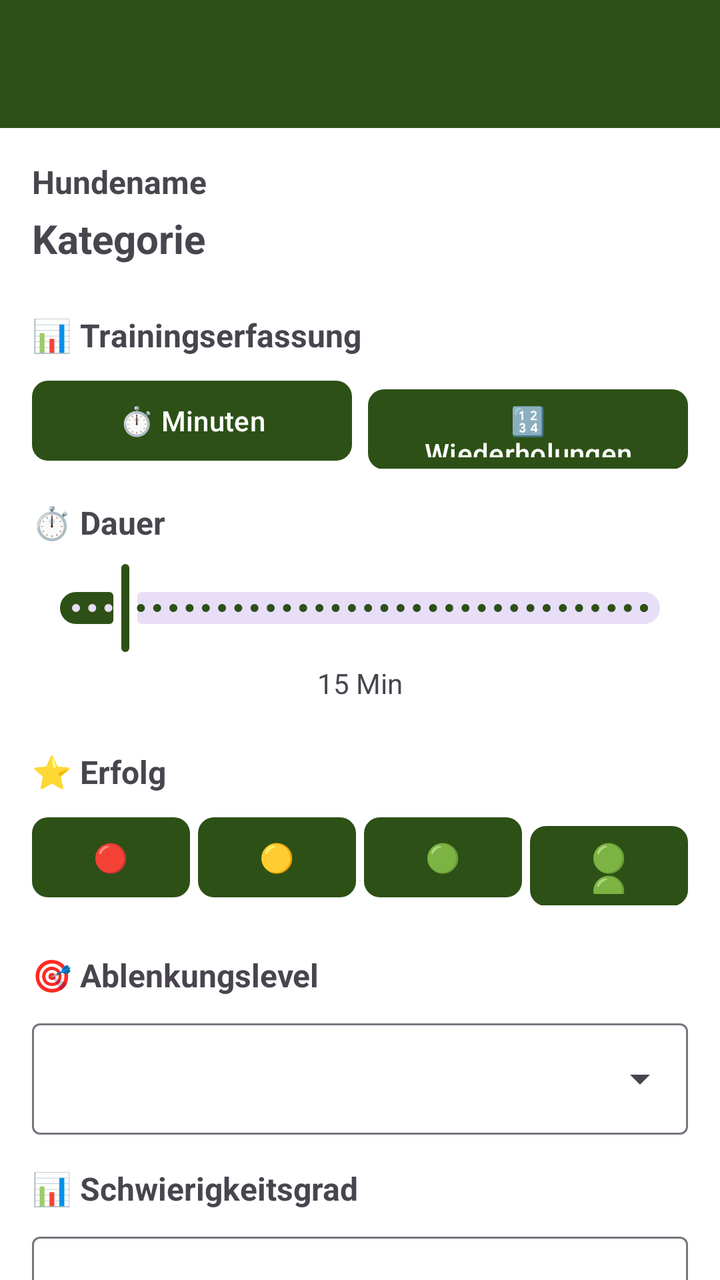
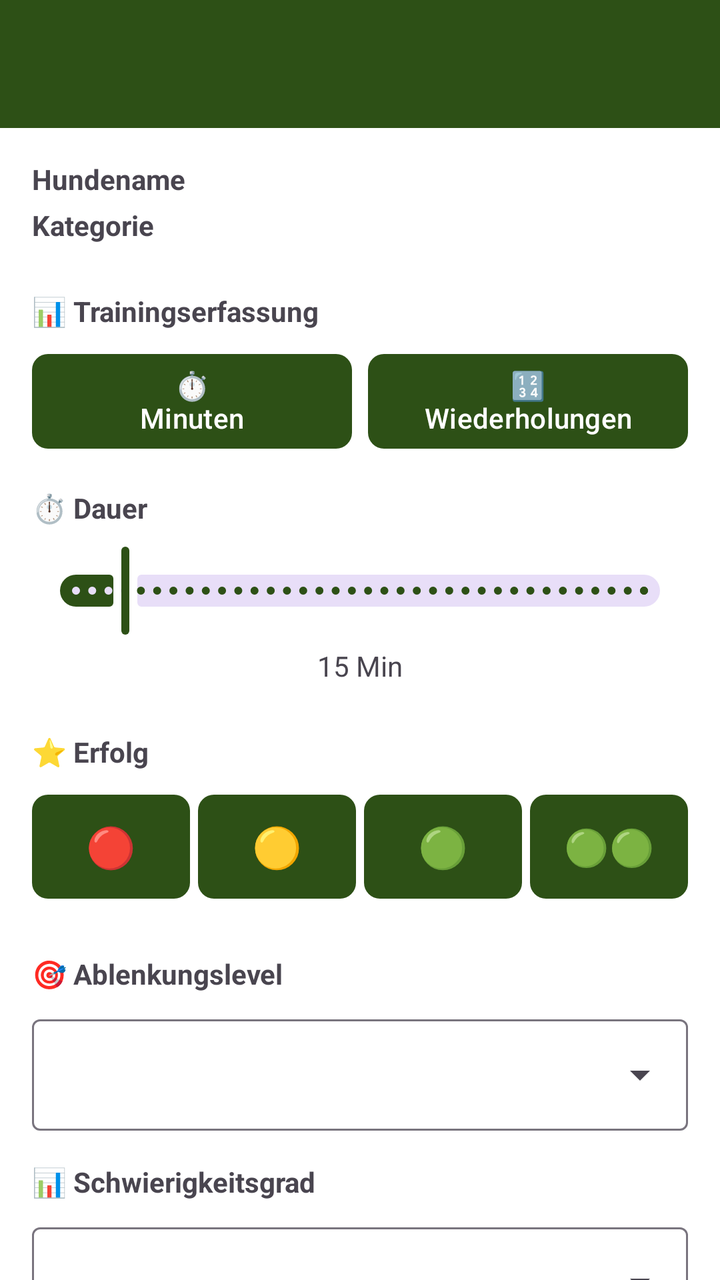

Screens rendered from an Android XML layout before and after an edit, with the pre-edit source and the edit as a unified diff.
<!-- AndroidManifest.xml: activity theme Theme.HundeWildnis -->
<!-- res/layout/activity_add_session.xml -->
<?xml version="1.0" encoding="utf-8"?>
<androidx.coordinatorlayout.widget.CoordinatorLayout
    xmlns:android="http://schemas.android.com/apk/res/android"
    xmlns:app="http://schemas.android.com/apk/res-auto"
    android:layout_width="match_parent"
    android:layout_height="match_parent">

    <com.google.android.material.appbar.AppBarLayout
        android:layout_width="match_parent"
        android:layout_height="wrap_content"
        android:fitsSystemWindows="true">

        <androidx.appcompat.widget.Toolbar
            android:id="@+id/toolbar"
            android:layout_width="match_parent"
            android:layout_height="?attr/actionBarSize"
            android:background="?attr/colorPrimary"
            app:titleTextColor="#FFFFFF" />
    </com.google.android.material.appbar.AppBarLayout>

    <androidx.core.widget.NestedScrollView
        android:layout_width="match_parent"
        android:layout_height="match_parent"
        android:fillViewport="true"
        app:layout_behavior="@string/appbar_scrolling_view_behavior"
        android:paddingBottom="80dp"
        android:clipToPadding="false">

        <LinearLayout
            android:layout_width="match_parent"
            android:layout_height="wrap_content"
            android:orientation="vertical"
            android:padding="16dp">

            
            <TextView
                android:id="@+id/tvDogName"
                android:layout_width="match_parent"
                android:layout_height="wrap_content"
                android:text="Hundename"
                android:textSize="16sp"
                android:textStyle="bold"
                android:layout_marginBottom="4dp" />

            <TextView
                android:id="@+id/tvCategoryName"
                android:layout_width="match_parent"
                android:layout_height="wrap_content"
                android:text="Kategorie"
                android:textSize="20sp"
                android:textStyle="bold"
                android:layout_marginBottom="24dp" />

            
            
            

            <TextView
                android:layout_width="match_parent"
                android:layout_height="wrap_content"
                android:text="📊 Trainingserfassung"
                android:textSize="16sp"
                android:textStyle="bold"
                android:layout_marginBottom="8dp" />

            <LinearLayout
                android:layout_width="match_parent"
                android:layout_height="wrap_content"
                android:orientation="horizontal"
                android:layout_marginBottom="16dp"
                android:weightSum="2">

                <com.google.android.material.button.MaterialButton
                    android:id="@+id/btnMeasurementTime"
                    android:layout_width="0dp"
                    android:layout_height="48dp"
                    android:layout_weight="1"
                    android:layout_marginEnd="4dp"
                    android:text="⏱️ Minuten"
                    android:textSize="14sp"
                    app:cornerRadius="8dp"
                    style="@style/Widget.Material3.Button" />

                <com.google.android.material.button.MaterialButton
                    android:id="@+id/btnMeasurementReps"
                    android:layout_width="0dp"
                    android:layout_height="48dp"
                    android:layout_weight="1"
                    android:layout_marginStart="4dp"
                    android:text="🔢 Wiederholungen"
                    android:textSize="14sp"
                    app:cornerRadius="8dp"
                    style="@style/Widget.Material3.Button" />

            </LinearLayout>

            
            
            

            <TextView
                android:id="@+id/tvDurationLabel"
                android:layout_width="match_parent"
                android:layout_height="wrap_content"
                android:text="⏱️ Dauer"
                android:textSize="16sp"
                android:textStyle="bold"
                android:layout_marginBottom="8dp" />

            <com.google.android.material.slider.Slider
                android:id="@+id/sliderDuration"
                android:layout_width="match_parent"
                android:layout_height="wrap_content"
                android:valueFrom="5"
                android:valueTo="120"
                android:value="15"
                android:stepSize="1"
                android:layout_marginBottom="4dp" />

            <TextView
                android:id="@+id/tvDurationValue"
                android:layout_width="match_parent"
                android:layout_height="wrap_content"
                android:text="15 Min"
                android:textSize="14sp"
                android:textAlignment="center"
                android:layout_marginBottom="24dp" />

            
            <TextView
                android:layout_width="match_parent"
                android:layout_height="wrap_content"
                android:text="⭐ Erfolg"
                android:textSize="16sp"
                android:textStyle="bold"
                android:layout_marginBottom="8dp" />

            <LinearLayout
                android:layout_width="match_parent"
                android:layout_height="wrap_content"
                android:orientation="horizontal"
                android:layout_marginBottom="24dp"
                android:weightSum="4">

                <com.google.android.material.button.MaterialButton
                    android:id="@+id/btnSuccess1"
                    android:layout_width="0dp"
                    android:layout_height="48dp"
                    android:layout_weight="1"
                    android:layout_marginEnd="4dp"
                    android:text="🔴"
                    app:cornerRadius="8dp" />

                <com.google.android.material.button.MaterialButton
                    android:id="@+id/btnSuccess2"
                    android:layout_width="0dp"
                    android:layout_height="48dp"
                    android:layout_weight="1"
                    android:layout_marginEnd="4dp"
                    android:text="🟡"
                    app:cornerRadius="8dp" />

                <com.google.android.material.button.MaterialButton
                    android:id="@+id/btnSuccess3"
                    android:layout_width="0dp"
                    android:layout_height="48dp"
                    android:layout_weight="1"
                    android:layout_marginEnd="4dp"
                    android:text="🟢"
                    app:cornerRadius="8dp" />

                <com.google.android.material.button.MaterialButton
                    android:id="@+id/btnSuccess4"
                    android:layout_width="0dp"
                    android:layout_height="48dp"
                    android:layout_weight="1"
                    android:text="🟢🟢"
                    app:cornerRadius="8dp" />

            </LinearLayout>

            
            <TextView
                android:layout_width="match_parent"
                android:layout_height="wrap_content"
                android:text="🎯 Ablenkungslevel"
                android:textSize="16sp"
                android:textStyle="bold"
                android:layout_marginBottom="8dp" />

            <com.google.android.material.textfield.TextInputLayout
                android:layout_width="match_parent"
                android:layout_height="wrap_content"
                android:layout_marginBottom="16dp"
                style="@style/Widget.Material3.TextInputLayout.OutlinedBox.ExposedDropdownMenu">

                <AutoCompleteTextView
                    android:id="@+id/spinnerDistraction"
                    android:layout_width="match_parent"
                    android:layout_height="wrap_content"
                    android:inputType="none" />

            </com.google.android.material.textfield.TextInputLayout>

            
            <TextView
                android:layout_width="match_parent"
                android:layout_height="wrap_content"
                android:text="📊 Schwierigkeitsgrad"
                android:textSize="16sp"
                android:textStyle="bold"
                android:layout_marginBottom="8dp" />

            <com.google.android.material.textfield.TextInputLayout
                android:layout_width="match_parent"
                android:layout_height="wrap_content"
                android:layout_marginBottom="24dp"
                style="@style/Widget.Material3.TextInputLayout.OutlinedBox.ExposedDropdownMenu">

                <AutoCompleteTextView
                    android:id="@+id/spinnerDifficulty"
                    android:layout_width="match_parent"
                    android:layout_height="wrap_content"
                    android:inputType="none" />

            </com.google.android.material.textfield.TextInputLayout>

            
            <TextView
                android:layout_width="match_parent"
                android:layout_height="wrap_content"
                android:text="🌤️ Optional: Bedingungen"
                android:textSize="16sp"
                android:textStyle="bold"
                android:layout_marginBottom="8dp" />

            <LinearLayout
                android:layout_width="match_parent"
                android:layout_height="wrap_content"
                android:orientation="horizontal"
                android:layout_marginBottom="8dp">

                <com.google.android.material.button.MaterialButton
                    android:id="@+id/btnFetchWeather"
                    style="@style/Widget.Material3.Button.OutlinedButton"
                    android:layout_width="0dp"
                    android:layout_height="wrap_content"
                    android:layout_weight="1"
                    android:layout_marginEnd="4dp"
                    android:text="☀️ Wetter abrufen"
                    android:textSize="12sp" />

                <com.google.android.material.button.MaterialButton
                    android:id="@+id/btnFetchGps"
                    style="@style/Widget.Material3.Button.OutlinedButton"
                    android:layout_width="0dp"
                    android:layout_height="wrap_content"
                    android:layout_weight="1"
                    android:layout_marginStart="4dp"
                    android:text="📍 GPS Standort"
                    android:textSize="12sp" />

            </LinearLayout>

            <TextView
                android:id="@+id/tvWeatherDisplay"
                android:layout_width="match_parent"
                android:layout_height="wrap_content"
                android:visibility="gone"
                android:textSize="12sp"
                android:padding="8dp"
                android:background="?attr/selectableItemBackground"
                android:layout_marginBottom="4dp" />

            <TextView
                android:id="@+id/tvGpsDisplay"
                android:layout_width="match_parent"
                android:layout_height="wrap_content"
                android:visibility="gone"
                android:textSize="12sp"
                android:padding="8dp"
                android:background="?attr/selectableItemBackground"
                android:layout_marginBottom="16dp" />

            
            <com.google.android.material.textfield.TextInputLayout
                android:layout_width="match_parent"
                android:layout_height="wrap_content"
                android:layout_marginBottom="8dp"
                android:hint="☀️ Wetter (optional)"
                style="@style/Widget.Material3.TextInputLayout.OutlinedBox.ExposedDropdownMenu">

                <AutoCompleteTextView
                    android:id="@+id/spinnerWeather"
                    android:layout_width="match_parent"
                    android:layout_height="wrap_content"
                    android:inputType="none" />

            </com.google.android.material.textfield.TextInputLayout>

            
            <com.google.android.material.textfield.TextInputLayout
                android:layout_width="match_parent"
                android:layout_height="wrap_content"
                android:layout_marginBottom="24dp"
                android:hint="📍 Ort (optional)"
                style="@style/Widget.Material3.TextInputLayout.OutlinedBox.ExposedDropdownMenu">

                <AutoCompleteTextView
                    android:id="@+id/spinnerLocation"
                    android:layout_width="match_parent"
                    android:layout_height="wrap_content"
                    android:inputType="none" />

            </com.google.android.material.textfield.TextInputLayout>

            
            <TextView
                android:layout_width="match_parent"
                android:layout_height="wrap_content"
                android:text="📝 Notizen"
                android:textSize="16sp"
                android:textStyle="bold"
                android:layout_marginBottom="8dp" />

            <com.google.android.material.textfield.TextInputLayout
                android:layout_width="match_parent"
                android:layout_height="wrap_content"
                android:layout_marginBottom="24dp"
                android:hint="Optional: Besonderheiten, Beobachtungen..."
                style="@style/Widget.Material3.TextInputLayout.OutlinedBox">

                <com.google.android.material.textfield.TextInputEditText
                    android:id="@+id/etNotes"
                    android:layout_width="match_parent"
                    android:layout_height="wrap_content"
                    android:minLines="3"
                    android:gravity="top|start"
                    android:inputType="textMultiLine|textCapSentences" />

            </com.google.android.material.textfield.TextInputLayout>

            
            <LinearLayout
                android:layout_width="match_parent"
                android:layout_height="wrap_content"
                android:orientation="horizontal"
                android:weightSum="2">

                <com.google.android.material.button.MaterialButton
                    android:id="@+id/btnCancel"
                    style="@style/Widget.Material3.Button.TextButton"
                    android:layout_width="0dp"
                    android:layout_height="wrap_content"
                    android:layout_weight="1"
                    android:layout_marginEnd="8dp"
                    android:text="Abbrechen" />

                <com.google.android.material.button.MaterialButton
                    android:id="@+id/btnSave"
                    android:layout_width="0dp"
                    android:layout_height="wrap_content"
                    android:layout_weight="1"
                    android:layout_marginStart="8dp"
                    android:text="Speichern"
                    app:cornerRadius="8dp" />

            </LinearLayout>

        </LinearLayout>
    </androidx.core.widget.NestedScrollView>

</androidx.coordinatorlayout.widget.CoordinatorLayout>
<!-- resources referenced by this layout -->
<resources>
  <style name="Base.Theme.HundeWildnis" parent="Theme.Material3.Light.NoActionBar">
          <item name="colorPrimary">#2d5016</item>
          <item name="colorPrimaryVariant">#1a3009</item>
          <item name="colorOnPrimary">#FFFFFF</item>
          <item name="colorSecondary">#6b8e4e</item>
          <item name="colorSecondaryVariant">#4a6135</item>
          <item name="colorOnSecondary">#000000</item>
          <item name="android:statusBarColor">?attr/colorPrimaryVariant</item>
  
          <item name="android:navigationBarColor">@android:color/transparent</item>
          <item name="android:windowLightStatusBar">true</item>
          <item name="android:windowLightNavigationBar">true</item>
          <item name="android:enforceNavigationBarContrast" tools:targetApi="q">false</item>
          <item name="android:enforceStatusBarContrast" tools:targetApi="q">false</item>
  
          
          <item name="colorAccent">#2d5016</item>
          <item name="android:textColorPrimary">#000000</item>
  
          
          <item name="materialAlertDialogTheme">@style/AlertDialogTheme</item>
  
          
          <item name="actionMenuTextColor">#FFFFFF</item>
  
          
          <item name="android:windowBackground">#FFFFFF</item>
          <item name="android:colorBackground">#FFFFFF</item>
      </style>
  <style name="AlertDialogTheme" parent="ThemeOverlay.Material3.MaterialAlertDialog">
          
          <item name="colorSurface">#FFFFFF</item>
  
          
          <item name="colorOnSurface">#000000</item>
          <item name="android:textColorPrimary">#000000</item>
  
          
          <item name="buttonBarPositiveButtonStyle">@style/DialogButtonStyle.Light</item>
          <item name="buttonBarNegativeButtonStyle">@style/DialogButtonStyle.Light</item>
          <item name="buttonBarNeutralButtonStyle">@style/DialogButtonStyle.Light</item>
      </style>
  <style name="DialogButtonStyle.Light" parent="Widget.Material3.Button.TextButton.Dialog">
          
          <item name="android:textColor">#2d5016</item>
  
          
          <item name="backgroundTint">@android:color/transparent</item>
  
          
          <item name="rippleColor">#332d5016</item>
      </style>
  <!-- unchanged entries left out for length: 1 -->
</resources>

<!-- the commit's change to res/layout/activity_add_session.xml (unified diff, before → after) -->
@@ -5,10 +5,10 @@
     android:layout_width="match_parent"
     android:layout_height="match_parent">
 
-    <com.google.android.material.appbar.AppBarLayout
+    <com.google.android.material.appbar.AppBarLayout android:id="@+id/appbar"
         android:layout_width="match_parent"
         android:layout_height="wrap_content"
-        android:fitsSystemWindows="true">
+        android:fitsSystemWindows="false">
 
         <androidx.appcompat.widget.Toolbar
             android:id="@+id/toolbar"
@@ -38,7 +38,7 @@
                 android:layout_width="match_parent"
                 android:layout_height="wrap_content"
                 android:text="Hundename"
-                android:textSize="16sp"
+                android:textSize="@dimen/text_body_medium"
                 android:textStyle="bold"
                 android:layout_marginBottom="4dp" />
 
@@ -47,7 +47,7 @@
                 android:layout_width="match_parent"
                 android:layout_height="wrap_content"
                 android:text="Kategorie"
-                android:textSize="20sp"
+                android:textSize="@dimen/text_body_medium"
                 android:textStyle="bold"
                 android:layout_marginBottom="24dp" />
 
@@ -59,7 +59,7 @@
                 android:layout_width="match_parent"
                 android:layout_height="wrap_content"
                 android:text="📊 Trainingserfassung"
-                android:textSize="16sp"
+                android:textSize="@dimen/text_body_medium"
                 android:textStyle="bold"
                 android:layout_marginBottom="8dp" />
 
@@ -73,22 +73,22 @@
                 <com.google.android.material.button.MaterialButton
                     android:id="@+id/btnMeasurementTime"
                     android:layout_width="0dp"
-                    android:layout_height="48dp"
-                    android:layout_weight="1"
-                    android:layout_marginEnd="4dp"
-                    android:text="⏱️ Minuten"
-                    android:textSize="14sp"
+                    android:layout_height="wrap_content"
+                    android:layout_weight="1"
+                    android:layout_marginEnd="4dp"
+                    android:text="⏱️\nMinuten"
+                    android:textSize="@dimen/text_body_medium"
                     app:cornerRadius="8dp"
                     style="@style/Widget.Material3.Button" />
 
                 <com.google.android.material.button.MaterialButton
                     android:id="@+id/btnMeasurementReps"
                     android:layout_width="0dp"
-                    android:layout_height="48dp"
+                    android:layout_height="wrap_content"
                     android:layout_weight="1"
                     android:layout_marginStart="4dp"
-                    android:text="🔢 Wiederholungen"
-                    android:textSize="14sp"
+                    android:text="🔢\nWiederholungen"
+                    android:textSize="@dimen/text_body_medium"
                     app:cornerRadius="8dp"
                     style="@style/Widget.Material3.Button" />
 
@@ -103,7 +103,7 @@
                 android:layout_width="match_parent"
                 android:layout_height="wrap_content"
                 android:text="⏱️ Dauer"
-                android:textSize="16sp"
+                android:textSize="@dimen/text_body_medium"
                 android:textStyle="bold"
                 android:layout_marginBottom="8dp" />
 
@@ -122,7 +122,7 @@
                 android:layout_width="match_parent"
                 android:layout_height="wrap_content"
                 android:text="15 Min"
-                android:textSize="14sp"
+                android:textSize="@dimen/text_body_medium"
                 android:textAlignment="center"
                 android:layout_marginBottom="24dp" />
 
@@ -131,7 +131,7 @@
                 android:layout_width="match_parent"
                 android:layout_height="wrap_content"
                 android:text="⭐ Erfolg"
-                android:textSize="16sp"
+                android:textSize="@dimen/text_body_medium"
                 android:textStyle="bold"
                 android:layout_marginBottom="8dp" />
 
@@ -145,7 +145,7 @@
                 <com.google.android.material.button.MaterialButton
                     android:id="@+id/btnSuccess1"
                     android:layout_width="0dp"
-                    android:layout_height="48dp"
+                    android:layout_height="wrap_content"
                     android:layout_weight="1"
                     android:layout_marginEnd="4dp"
                     android:text="🔴"
@@ -154,7 +154,7 @@
                 <com.google.android.material.button.MaterialButton
                     android:id="@+id/btnSuccess2"
                     android:layout_width="0dp"
-                    android:layout_height="48dp"
+                    android:layout_height="wrap_content"
                     android:layout_weight="1"
                     android:layout_marginEnd="4dp"
                     android:text="🟡"
@@ -163,7 +163,7 @@
                 <com.google.android.material.button.MaterialButton
                     android:id="@+id/btnSuccess3"
                     android:layout_width="0dp"
-                    android:layout_height="48dp"
+                    android:layout_height="wrap_content"
                     android:layout_weight="1"
                     android:layout_marginEnd="4dp"
                     android:text="🟢"
@@ -172,7 +172,7 @@
                 <com.google.android.material.button.MaterialButton
                     android:id="@+id/btnSuccess4"
                     android:layout_width="0dp"
-                    android:layout_height="48dp"
+                    android:layout_height="wrap_content"
                     android:layout_weight="1"
                     android:text="🟢🟢"
                     app:cornerRadius="8dp" />
@@ -184,7 +184,7 @@
                 android:layout_width="match_parent"
                 android:layout_height="wrap_content"
                 android:text="🎯 Ablenkungslevel"
-                android:textSize="16sp"
+                android:textSize="@dimen/text_body_medium"
                 android:textStyle="bold"
                 android:layout_marginBottom="8dp" />
 
@@ -207,7 +207,7 @@
                 android:layout_width="match_parent"
                 android:layout_height="wrap_content"
                 android:text="📊 Schwierigkeitsgrad"
-                android:textSize="16sp"
+                android:textSize="@dimen/text_body_medium"
                 android:textStyle="bold"
                 android:layout_marginBottom="8dp" />
 
@@ -230,7 +230,7 @@
                 android:layout_width="match_parent"
                 android:layout_height="wrap_content"
                 android:text="🌤️ Optional: Bedingungen"
-                android:textSize="16sp"
+                android:textSize="@dimen/text_body_medium"
                 android:textStyle="bold"
                 android:layout_marginBottom="8dp" />
 
@@ -247,8 +247,8 @@
                     android:layout_height="wrap_content"
                     android:layout_weight="1"
                     android:layout_marginEnd="4dp"
-                    android:text="☀️ Wetter abrufen"
-                    android:textSize="12sp" />
+                    android:text="☀️ Wetterdaten"
+                    android:textSize="@dimen/text_body_medium" />
 
                 <com.google.android.material.button.MaterialButton
                     android:id="@+id/btnFetchGps"
@@ -257,8 +257,8 @@
                     android:layout_height="wrap_content"
                     android:layout_weight="1"
                     android:layout_marginStart="4dp"
-                    android:text="📍 GPS Standort"
-                    android:textSize="12sp" />
+                    android:text="📍 Standort"
+                    android:textSize="@dimen/text_body_medium" />
 
             </LinearLayout>
 
@@ -267,7 +267,7 @@
                 android:layout_width="match_parent"
                 android:layout_height="wrap_content"
                 android:visibility="gone"
-                android:textSize="12sp"
+                android:textSize="@dimen/text_body_medium"
                 android:padding="8dp"
                 android:background="?attr/selectableItemBackground"
                 android:layout_marginBottom="4dp" />
@@ -277,7 +277,7 @@
                 android:layout_width="match_parent"
                 android:layout_height="wrap_content"
                 android:visibility="gone"
-                android:textSize="12sp"
+                android:textSize="@dimen/text_body_medium"
                 android:padding="8dp"
                 android:background="?attr/selectableItemBackground"
                 android:layout_marginBottom="16dp" />
@@ -319,7 +319,7 @@
                 android:layout_width="match_parent"
                 android:layout_height="wrap_content"
                 android:text="📝 Notizen"
-                android:textSize="16sp"
+                android:textSize="@dimen/text_body_medium"
                 android:textStyle="bold"
                 android:layout_marginBottom="8dp" />
 
<!-- resource entries referenced after the edit -->
@@ -1,17 +1,21 @@
 <!-- resources referenced by this layout -->
 <resources>
+  <dimen name="text_body_medium">14sp</dimen>
   <style name="Base.Theme.HundeWildnis" parent="Theme.Material3.Light.NoActionBar">
+          
+          <item name="materialButtonStyle">@style/Widget.App.Button</item>
+  
           <item name="colorPrimary">#2d5016</item>
           <item name="colorPrimaryVariant">#1a3009</item>
           <item name="colorOnPrimary">#FFFFFF</item>
           <item name="colorSecondary">#6b8e4e</item>
           <item name="colorSecondaryVariant">#4a6135</item>
           <item name="colorOnSecondary">#000000</item>
-          <item name="android:statusBarColor">?attr/colorPrimaryVariant</item>
-  
+          <item name="android:statusBarColor">@android:color/transparent</item>
           <item name="android:navigationBarColor">@android:color/transparent</item>
+          <item name="android:windowDrawsSystemBarBackgrounds">true</item>
           <item name="android:windowLightStatusBar">true</item>
-          <item name="android:windowLightNavigationBar">true</item>
+          <item name="android:windowLightNavigationBar" tools:targetApi="27">true</item>
           <item name="android:enforceNavigationBarContrast" tools:targetApi="q">false</item>
           <item name="android:enforceStatusBarContrast" tools:targetApi="q">false</item>
   
@@ -21,13 +25,26 @@
   
           
           <item name="materialAlertDialogTheme">@style/AlertDialogTheme</item>
+          <item name="alertDialogTheme">@style/AlertDialogTheme</item>
   
           
           <item name="actionMenuTextColor">#FFFFFF</item>
+          <item name="actionOverflowButtonStyle">@style/Widget.App.Overflow</item>
   
           
           <item name="android:windowBackground">#FFFFFF</item>
           <item name="android:colorBackground">#FFFFFF</item>
+      </style>
+  <style name="Widget.App.Button" parent="Widget.Material3.Button">
+          <item name="autoSizeTextType">uniform</item>
+          <item name="autoSizeMinTextSize">12sp</item>
+          <item name="autoSizeMaxTextSize">@dimen/text_button_large</item>
+          <item name="autoSizeStepGranularity">1sp</item>
+          <item name="android:maxLines">2</item>
+          <item name="android:ellipsize">end</item>
+          <item name="android:paddingStart">16dp</item>
+          <item name="android:paddingEnd">16dp</item>
+          <item name="android:minHeight">60dp</item>
       </style>
   <style name="AlertDialogTheme" parent="ThemeOverlay.Material3.MaterialAlertDialog">
           
@@ -41,10 +58,39 @@
           <item name="buttonBarPositiveButtonStyle">@style/DialogButtonStyle.Light</item>
           <item name="buttonBarNegativeButtonStyle">@style/DialogButtonStyle.Light</item>
           <item name="buttonBarNeutralButtonStyle">@style/DialogButtonStyle.Light</item>
+  
+          
+          <item name="buttonBarStyle">@style/Widget.App.ButtonBar</item>
+  
+          
+          <item name="android:buttonStyle">@style/DialogButtonStyle.Light</item>
       </style>
+  <style name="Widget.App.Overflow" parent="Widget.AppCompat.ActionButton.Overflow">
+          <item name="android:src">@drawable/ic_menu_hamburger</item>
+      </style>
+  <dimen name="text_button_large">20sp</dimen>
   <style name="DialogButtonStyle.Light" parent="Widget.Material3.Button.TextButton.Dialog">
           
           <item name="android:textColor">#2d5016</item>
+  
+          
+          <item name="android:textSize">13sp</item>
+          <item name="android:textAllCaps">false</item>
+          <item name="android:maxLines">2</item>
+          <item name="android:singleLine">false</item>
+          <item name="android:ellipsize">none</item>
+          <item name="autoSizeTextType">uniform</item>
+          <item name="autoSizeMinTextSize">10sp</item>
+          <item name="autoSizeMaxTextSize">16sp</item>
+  
+          
+          <item name="android:paddingStart">2dp</item>
+          <item name="android:paddingEnd">2dp</item>
+          <item name="android:minWidth">0dp</item>
+          <item name="android:insetLeft">0dp</item>
+          <item name="android:insetRight">0dp</item>
+          <item name="android:insetTop">0dp</item>
+          <item name="android:insetBottom">0dp</item>
   
           
           <item name="backgroundTint">@android:color/transparent</item>
@@ -52,6 +98,19 @@
           
           <item name="rippleColor">#332d5016</item>
       </style>
+  <style name="Widget.App.ButtonBar" parent="Widget.AppCompat.ButtonBar.AlertDialog">
+          <item name="android:padding">0dp</item>
+      </style>
+  <!-- drawable ic_menu_hamburger (drawable) -->
+  <vector xmlns:android="http://schemas.android.com/apk/res/android"
+      android:width="24dp"
+      android:height="24dp"
+      android:viewportWidth="24"
+      android:viewportHeight="24">
+      <path
+          android:fillColor="#FFFFFF"
+          android:pathData="M3,18h18v-2H3V18z M3,13h18v-2H3V13z M3,6v2h18V6H3z" />
+  </vector>
   <!-- unchanged entries left out for length: 1 -->
 </resources>
 
